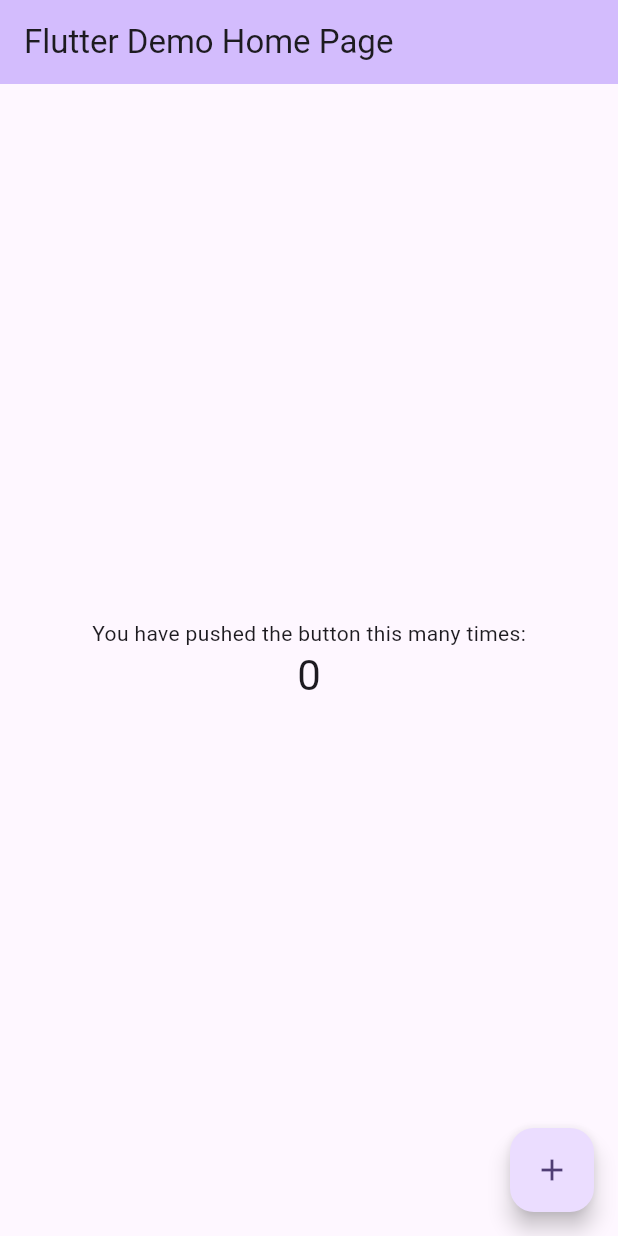
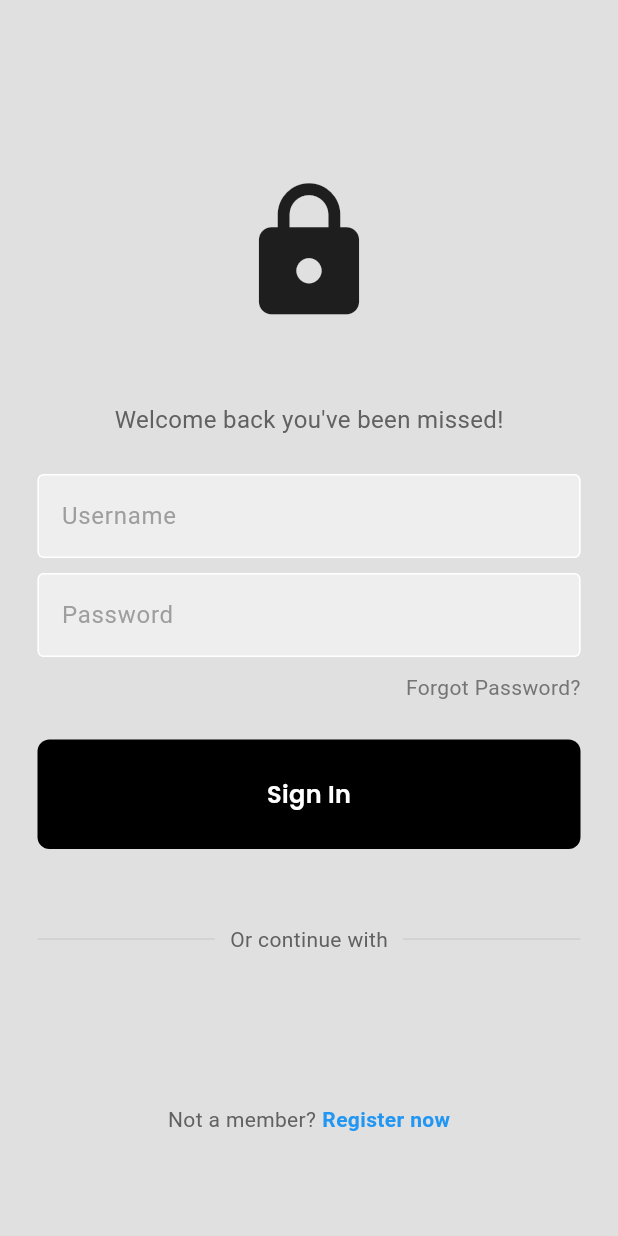
Before and after one commit to KrishnanN27/EchoesOfEquality, a Flutter app: the screen it shows after launch, on a phone screen of 412 x 824 dp. Run offline on Flutter 3.47's test engine with Material 3 defaults, Android fonts, the phone set to English and light mode, and no system bars; our stand-ins replace lottie.

Commit message:
Added a Login Page and Main Page

```diff
--- /dev/null
+++ b/lib/components/my_button.dart
@@ -0,0 +1,35 @@
+import 'package:flutter/material.dart';
+
+class MyButton extends StatelessWidget {
+  final Function()? onTap;
+  final String buttonText; // Add this line
+
+  // Modify the constructor to include the buttonText parameter
+  const MyButton({super.key, required this.onTap, required this.buttonText});
+
+  @override
+  Widget build(BuildContext context) {
+    return GestureDetector(
+      onTap: onTap,
+      child: Container(
+        padding: const EdgeInsets.all(25),
+        margin: const EdgeInsets.symmetric(horizontal: 25),
+        decoration: BoxDecoration(
+          color: Colors.black,
+          borderRadius: BorderRadius.circular(8),
+        ),
+        child: Center(
+          child: Text(
+            buttonText, // Use the buttonText here
+            style: const TextStyle(
+              color: Colors.white,
+              fontWeight: FontWeight.bold,
+              fontSize: 16,
+              fontFamily: 'Poppins',
+            ),
+          ),
+        ),
+      ),
+    );
+  }
+}
--- /dev/null
+++ b/lib/components/my_textfield.dart
@@ -0,0 +1,36 @@
+import 'package:flutter/material.dart';
+
+class MyTextField extends StatelessWidget {
+  final controller;
+  final String hintText;
+  final bool obscureText;
+
+  const MyTextField({
+    super.key,
+    required this.controller,
+    required this.hintText,
+    required this.obscureText,
+  });
+
+  @override
+  Widget build(BuildContext context) {
+    return Padding(
+      padding: const EdgeInsets.symmetric(horizontal: 25.0),
+      child: TextField(
+        controller: controller,
+        obscureText: obscureText,
+        decoration: InputDecoration(
+            enabledBorder: const OutlineInputBorder(
+              borderSide: BorderSide(color: Colors.white),
+            ),
+            focusedBorder: OutlineInputBorder(
+              borderSide: BorderSide(color: Colors.grey.shade400),
+            ),
+            fillColor: Colors.grey.shade200,
+            filled: true,
+            hintText: hintText,
+            hintStyle: TextStyle(color: Colors.grey[500])),
+      ),
+    );
+  }
+}
--- /dev/null
+++ b/lib/components/square_tile.dart
@@ -0,0 +1,25 @@
+import 'package:flutter/material.dart';
+
+class SquareTile extends StatelessWidget {
+  final String imagePath;
+  const SquareTile({
+    super.key,
+    required this.imagePath,
+  });
+
+  @override
+  Widget build(BuildContext context) {
+    return Container(
+      padding: EdgeInsets.all(20),
+      decoration: BoxDecoration(
+        border: Border.all(color: Colors.white),
+        borderRadius: BorderRadius.circular(16),
+        color: Colors.grey[200],
+      ),
+      child: Image.asset(
+        imagePath,
+        height: 40,
+      ),
+    );
+  }
+}
--- a/lib/main.dart
+++ b/lib/main.dart
@@ -1,4 +1,7 @@
 import 'package:flutter/material.dart';
+
+import 'pages/main_page.dart';
+import 'pages/login_page.dart';
 
 void main() {
   runApp(const MyApp());
@@ -7,106 +10,11 @@ void main() {
 class MyApp extends StatelessWidget {
   const MyApp({super.key});
 
-  // This widget is the root of your application.
   @override
   Widget build(BuildContext context) {
     return MaterialApp(
-      title: 'Flutter Demo',
-      theme: ThemeData(
-        // This is the theme of your application.
-        //
-        // TRY THIS: Try running your application with "flutter run". You'll see
-        // the application has a purple toolbar. Then, without quitting the app,
-        // try changing the seedColor in the colorScheme below to Colors.green
-        // and then invoke "hot reload" (save your changes or press the "hot
-        // reload" button in a Flutter-supported IDE, or press "r" if you used
-        // the command line to start the app).
-        //
-        // Notice that the counter didn't reset back to zero; the application
-        // state is not lost during the reload. To reset the state, use hot
-        // restart instead.
-        //
-        // This works for code too, not just values: Most code changes can be
-        // tested with just a hot reload.
-        colorScheme: ColorScheme.fromSeed(seedColor: Colors.deepPurple),
-        useMaterial3: true,
-      ),
-      home: const MyHomePage(title: 'Flutter Demo Home Page'),
+      debugShowCheckedModeBanner: false,
+      home: LoginPage(),
     );
   }
 }
-
-class MyHomePage extends StatefulWidget {
-  const MyHomePage({super.key, required this.title});
-
-
-
-  final String title;
-
-  @override
-  State<MyHomePage> createState() => _MyHomePageState();
-}
-
-class _MyHomePageState extends State<MyHomePage> {
-  int _counter = 0;
-
-  void _incrementCounter() {
-    setState(() {
-      // This call to setState tells the Flutter framework that something has
-      // changed in this State, which causes it to rerun the build method below
-      // so that the display can reflect the updated values. If we changed
-      // _counter without calling setState(), then the build method would not be
-      // called again, and so nothing would appear to happen.
-      _counter++;
-    });
-  }
-
-  @override
-  Widget build(BuildContext context) {
-    return Scaffold(
-      appBar: AppBar(
-        // TRY THIS: Try changing the color here to a specific color (to
-        // Colors.amber, perhaps?) and trigger a hot reload to see the AppBar
-        // change color while the other colors stay the same.
-        backgroundColor: Theme.of(context).colorScheme.inversePrimary,
-        // Here we take the value from the MyHomePage object that was created by
-        // the App.build method, and use it to set our appbar title.
-        title: Text(widget.title),
-      ),
-      body: Center(
-        // Center is a layout widget. It takes a single child and positions it
-        // in the middle of the parent.
-        child: Column(
-          // Column is also a layout widget. It takes a list of children and
-          // arranges them vertically. By default, it sizes itself to fit its
-          // children horizontally, and tries to be as tall as its parent.
-          //
-          // Column has various properties to control how it sizes itself and
-          // how it positions its children. Here we use mainAxisAlignment to
-          // center the children vertically; the main axis here is the vertical
-          // axis because Columns are vertical (the cross axis would be
-          // horizontal).
-          //
-          // TRY THIS: Invoke "debug painting" (choose the "Toggle Debug Paint"
-          // action in the IDE, or press "p" in the console), to see the
-          // wireframe for each widget.
-          mainAxisAlignment: MainAxisAlignment.center,
-          children: <Widget>[
-            const Text(
-              'You have pushed the button this many times:',
-            ),
-            Text(
-              '$_counter',
-              style: Theme.of(context).textTheme.headlineMedium,
-            ),
-          ],
-        ),
-      ),
-      floatingActionButton: FloatingActionButton(
-        onPressed: _incrementCounter,
-        tooltip: 'Increment',
-        child: const Icon(Icons.add),
-      ), // This trailing comma makes auto-formatting nicer for build methods.
-    );
-  }
-}
--- /dev/null
+++ b/lib/pages/login_page.dart
@@ -0,0 +1,152 @@
+import 'package:echoes_of_equality/pages/main_page.dart';
+import 'package:flutter/material.dart';
+import 'package:echoes_of_equality/components/my_button.dart';
+import 'package:echoes_of_equality/components/my_textfield.dart';
+import 'package:echoes_of_equality/components/square_tile.dart';
+
+
+class LoginPage extends StatelessWidget {
+  LoginPage({super.key});
+
+  // text editing controllers
+  final usernameController = TextEditingController();
+  final passwordController = TextEditingController();
+
+  // sign user in method
+// Inside your widget class
+
+  void signUserIn(BuildContext context) {
+    Navigator.push(context, MaterialPageRoute(builder: (context) => MainPage()));
+  }
+
+
+  @override
+  Widget build(BuildContext context) {
+    return Scaffold(
+      backgroundColor: Colors.grey[300],
+      body: SafeArea(
+        child: Center(
+          child: Column(
+            mainAxisAlignment: MainAxisAlignment.center,
+            children: [
+              const SizedBox(height: 50),
+
+              // logo
+              const Icon(
+                Icons.lock,
+                size: 100,
+              ),
+
+              const SizedBox(height: 50),
+
+              // welcome back, you've been missed!
+              Text(
+                'Welcome back you\'ve been missed!',
+                style: TextStyle(
+                  color: Colors.grey[700],
+                  fontSize: 16,
+                ),
+              ),
+
+              const SizedBox(height: 25),
+
+              // username textfield
+              MyTextField(
+                controller: usernameController,
+                hintText: 'Username',
+                obscureText: false,
+              ),
+
+              const SizedBox(height: 10),
+
+              // password textfield
+              MyTextField(
+                controller: passwordController,
+                hintText: 'Password',
+                obscureText: true,
+              ),
+
+              const SizedBox(height: 10),
+
+              // forgot password?
+              Padding(
+                padding: const EdgeInsets.symmetric(horizontal: 25.0),
+                child: Row(
+                  mainAxisAlignment: MainAxisAlignment.end,
+                  children: [
+                    Text(
+                      'Forgot Password?',
+                      style: TextStyle(color: Colors.grey[600]),
+                    ),
+                  ],
+                ),
+              ),
+
+              const SizedBox(height: 25),
+
+              // sign in button
+              MyButton(
+                onTap: () => signUserIn(context),
+                buttonText: 'Sign In',
+              ),
+
+
+              const SizedBox(height: 50),
+
+              // or continue with
+              Padding(
+                padding: const EdgeInsets.symmetric(horizontal: 25.0),
+                child: Row(
+                  children: [
+                    Expanded(
+                      child: Divider(
+                        thickness: 0.5,
+                        color: Colors.grey[400],
+                      ),
+                    ),
+                    Padding(
+                      padding: const EdgeInsets.symmetric(horizontal: 10.0),
+                      child: Text(
+                        'Or continue with',
+                        style: TextStyle(color: Colors.grey[700]),
+                      ),
+                    ),
+                    Expanded(
+                      child: Divider(
+                        thickness: 0.5,
+                        color: Colors.grey[400],
+                      ),
+                    ),
+                  ],
+                ),
+              ),
+
+              const SizedBox(height: 50),
+
+              const SizedBox(height: 50),
+
+              // not a member? register now
+              Row(
+                mainAxisAlignment: MainAxisAlignment.center,
+                children: [
+                  Text(
+                    'Not a member?',
+                    style: TextStyle(color: Colors.grey[700]),
+                  ),
+                  const SizedBox(width: 4),
+                  const Text(
+                    'Register now',
+                    style: TextStyle(
+                      color: Colors.blue,
+                      fontWeight: FontWeight.bold,
+                    ),
+                  ),
+                ],
+              )
+            ],
+          ),
+        ),
+      ),
+    );
+  }
+}
--- /dev/null
+++ b/lib/pages/main_page.dart
@@ -0,0 +1,78 @@
+import 'package:flutter/material.dart';
+import 'package:echoes_of_equality/components/my_button.dart';
+import 'package:echoes_of_equality/components/square_tile.dart';
+import 'package:lottie/lottie.dart';
+
+
+
+class MainPage extends StatelessWidget {
+  const MainPage({super.key});
+
+  @override
+  Widget build(BuildContext context) {
+    return Scaffold(
+      backgroundColor: Colors.grey[300],
+      body: SafeArea(
+        child: Center(
+          child: Column(
+            mainAxisAlignment: MainAxisAlignment.center,
+            children: [
+              const SizedBox(height: 50),
+
+              Container(
+                height: 200,
+                width: 200,
+                child: Center(
+                  child: Lottie.asset('assets/animations/main_page.json'),
+                ),
+              ),
+
+              // logo
+
+
+              const SizedBox(height: 50),
+
+              // welcome back, you've been missed!
+              Text(
+                'Welcome!',
+                style: TextStyle(
+                  color: Colors.grey[700],
+                  fontSize: 26,
+                  fontFamily: 'Poppins',
+                ),
+              ),
+
+              const SizedBox(height: 25),
+
+
+              const SizedBox(height: 10),
+
+
+              const SizedBox(height: 25),
+
+              // sign in button
+              MyButton(
+                onTap: () {},
+                buttonText: 'Mentor',
+                // Specify the text here
+              ),
+
+              const SizedBox(height: 20),
+
+              MyButton(
+                onTap: () {},
+                buttonText: 'Mentee', // Use a different text for another instance
+              ),
+
+
+
+
+              // not a member? register now
+
+            ],
+          ),
+        ),
+      ),
+    );;
+  }
+}
--- a/pubspec.yaml
+++ b/pubspec.yaml
@@ -62,6 +62,9 @@ flutter:
 
   assets:
     - assets/
+    - assets/images/
+    - assets/fonts/
+    - assets/animations/main_page.json
 
   # An image asset can refer to one or more resolution-specific "variants", see
   # https://flutter.dev/assets-and-images/#resolution-aware
```
Also changed, not shown: assets/animations/main_page.json (added, +1 -0 lines), assets/images/apple.png (added), assets/images/google.png (added).
